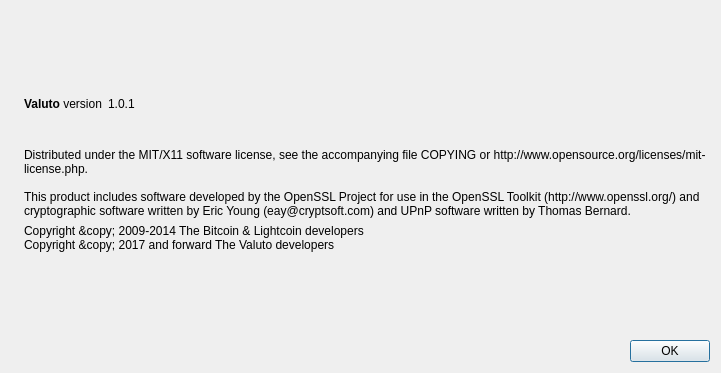
Above: src/qt/forms/aboutdialog.ui from valuto/valuto-old before the change. Below: the same form after it.
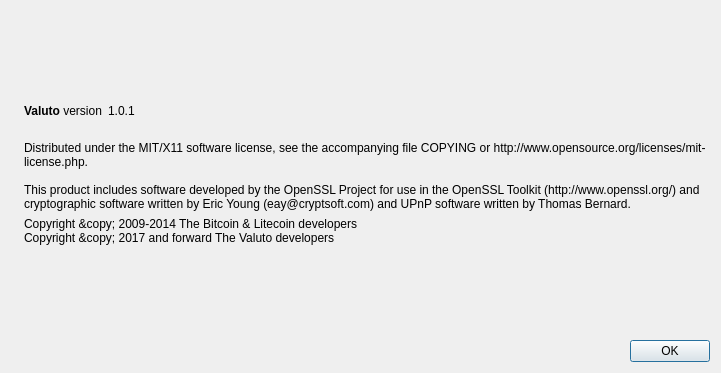
That is the form after the change. Icons and pictures are not drawn.

Commit message: readme touch up

Diff of the .ui file:
```diff
--- a/src/qt/forms/aboutdialog.ui
+++ b/src/qt/forms/aboutdialog.ui
@@ -125,7 +125,6 @@
        </property>
        <property name="text">
         <string>
-
 Distributed under the MIT/X11 software license, see the accompanying file COPYING or http://www.opensource.org/licenses/mit-license.php.
 
 This product includes software developed by the OpenSSL Project for use in the OpenSSL Toolkit (http://www.openssl.org/) and cryptographic software written by Eric Young (eay@cryptsoft.com) and UPnP software written by Thomas Bernard.</string>
@@ -144,7 +143,7 @@
         <cursorShape>IBeamCursor</cursorShape>
        </property>
        <property name="text">
-        <string notr="true">Copyright &amp;copy; 2009-2014 The Bitcoin &amp; Lightcoin developers
+        <string notr="true">Copyright &amp;copy; 2009-2014 The Bitcoin &amp; Litecoin developers
 Copyright &amp;copy; 2017 and forward The Valuto developers</string>
        </property>
        <property name="textFormat">
```
The commit also changes 2 other files.
